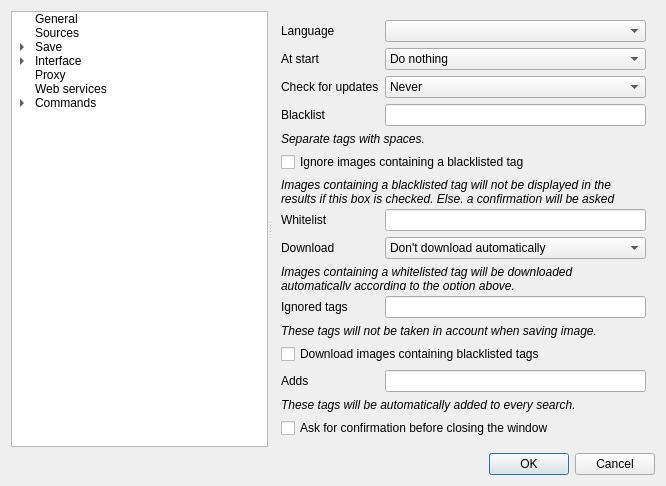
Bionus/imgbrd-grabber, file gui/src/settings/optionswindow.ui: the form before one commit.
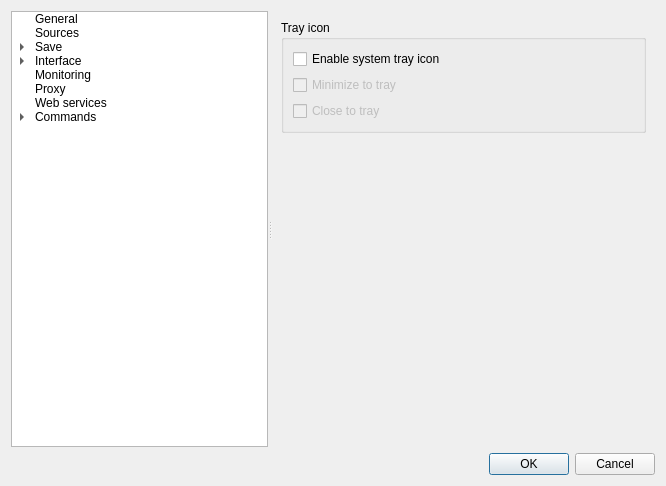
The form after the commit. The open tabs and pages were chosen to show the change. Icons and pictures are not drawn.

Commit message: Add basic system tray icon

Diff of the .ui file:
```diff
--- a/gui/src/settings/optionswindow.ui
+++ b/gui/src/settings/optionswindow.ui
@@ -139,6 +139,11 @@
         </property>
        </item>
       </item>
+      <item>
+       <property name="text">
+        <string>Monitoring</string>
+       </property>
+      </item>
       <item>
        <property name="text">
         <string>Proxy</string>
@@ -2582,6 +2587,46 @@
         </item>
        </layout>
       </widget>
+      <widget class="QWidget" name="pageMonitoring">
+       <layout class="QFormLayout" name="formLayout_12">
+        <item row="0" column="0" colspan="2">
+         <widget class="QGroupBox" name="groupBox">
+          <property name="title">
+           <string>Tray icon</string>
+          </property>
+          <layout class="QFormLayout" name="formLayout_21">
+           <item row="0" column="0" colspan="2">
+            <widget class="QCheckBox" name="checkMonitoringEnableTray">
+             <property name="text">
+              <string>Enable system tray icon</string>
+             </property>
+            </widget>
+           </item>
+           <item row="1" column="0" colspan="2">
+            <widget class="QCheckBox" name="checkMonitoringMinimizeToTray">
+             <property name="enabled">
+              <bool>false</bool>
+             </property>
+             <property name="text">
+              <string>Minimize to tray</string>
+             </property>
+            </widget>
+           </item>
+           <item row="2" column="0" colspan="2">
+            <widget class="QCheckBox" name="checkMonitoringCloseToTray">
+             <property name="enabled">
+              <bool>false</bool>
+             </property>
+             <property name="text">
+              <string>Close to tray</string>
+             </property>
+            </widget>
+           </item>
+          </layout>
+         </widget>
+        </item>
+       </layout>
+      </widget>
       <widget class="QWidget" name="pageProxy">
        <layout class="QFormLayout" name="formLayout_10">
         <item row="0" column="0" colspan="2">
```
Left out of the diff: 37 changed lines with no effect on the pictures. The commit also changes 3 other files.
